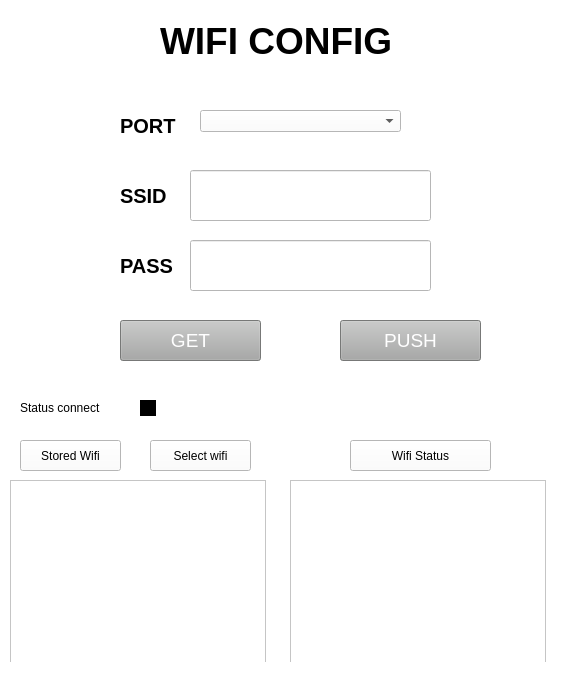
This is Gui/mainWindow.ui in thanggtrann12/Wifi_config as Qt 5 draws it before an edit. The edited form follows.
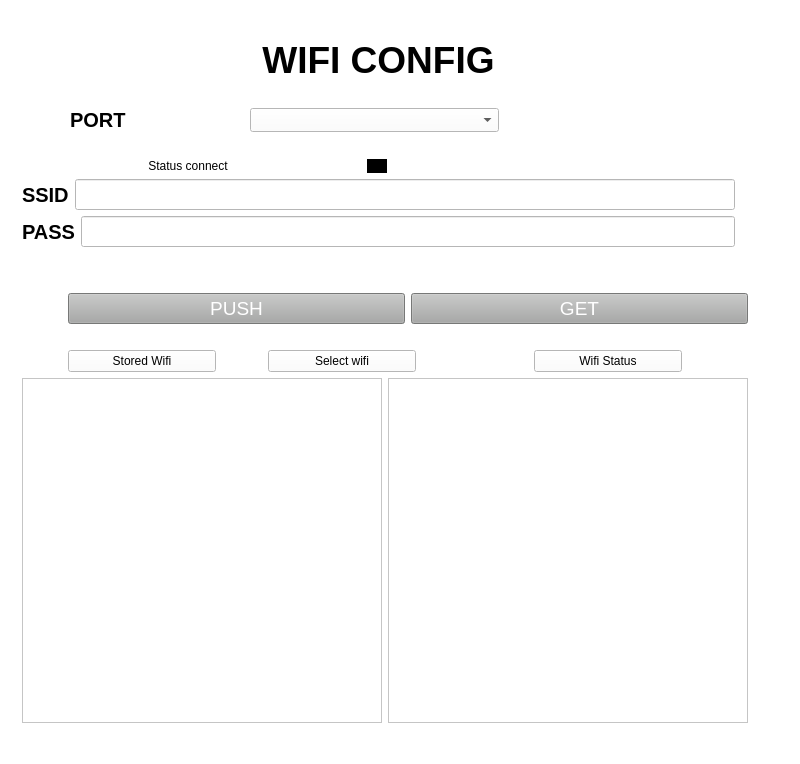
This is the edited form.

```diff
--- a/Gui/mainWindow.ui
+++ b/Gui/mainWindow.ui
@@ -6,10 +6,16 @@
    <rect>
     <x>0</x>
     <y>0</y>
-    <width>575</width>
-    <height>684</height>
+    <width>800</width>
+    <height>764</height>
    </rect>
   </property>
+  <property name="maximumSize">
+   <size>
+    <width>800</width>
+    <height>800</height>
+   </size>
+  </property>
   <property name="focusPolicy">
    <enum>Qt::TabFocus</enum>
   </property>
@@ -27,57 +33,43 @@
    <enum>Qt::ToolButtonTextOnly</enum>
   </property>
   <widget class="QWidget" name="centralwidget">
-   <widget class="QLineEdit" name="SSID">
-    <property name="geometry">
-     <rect>
-      <x>190</x>
-      <y>170</y>
-      <width>241</width>
-      <height>51</height>
-     </rect>
-    </property>
-    <property name="font">
-     <font>
-      <pointsize>14</pointsize>
-      <weight>50</weight>
-      <bold>false</bold>
-     </font>
-    </property>
-    <property name="styleSheet">
-     <string notr="true">font-size:14pt; color:rgb(0, 0, 0)</string>
-    </property>
-   </widget>
-   <widget class="QLabel" name="label_3">
-    <property name="geometry">
-     <rect>
-      <x>120</x>
-      <y>250</y>
-      <width>61</width>
-      <height>31</height>
-     </rect>
-    </property>
-    <property name="font">
-     <font>
-      <pointsize>15</pointsize>
-      <weight>75</weight>
-      <bold>true</bold>
-     </font>
-    </property>
-    <property name="styleSheet">
-     <string notr="true">font-size:15pt; color:rgb(0, 0, 0)</string>
-    </property>
-    <property name="text">
-     <string>PASS</string>
-    </property>
-   </widget>
+   <layout class="QGridLayout" name="gridLayout">
+    <item row="0" column="0" rowspan="2">
+     <layout class="QHBoxLayout" name="horizontalLayout_9">
+      <item>
+       <layout class="QVBoxLayout" name="verticalLayout">
+        <property name="sizeConstraint">
+         <enum>QLayout::SetMaximumSize</enum>
+        </property>
+        <property name="topMargin">
+         <number>10</number>
+        </property>
+        <property name="rightMargin">
+         <number>10</number>
+        </property>
+        <property name="bottomMargin">
+         <number>10</number>
+        </property>
+        <item>
+         <spacer name="horizontalSpacer">
+          <property name="orientation">
+           <enum>Qt::Horizontal</enum>
+          </property>
+          <property name="sizeHint" stdset="0">
+           <size>
+            <width>40</width>
+            <height>20</height>
+           </size>
+          </property>
+         </spacer>
+        </item>
+        <item>
    <widget class="QLabel" name="label">
-    <property name="geometry">
-     <rect>
-      <x>160</x>
-      <y>20</y>
-      <width>281</width>
-      <height>41</height>
-     </rect>
+          <property name="maximumSize">
+           <size>
+            <width>16777215</width>
+            <height>100</height>
+           </size>
     </property>
     <property name="font">
      <font>
@@ -98,86 +90,64 @@
     <property name="text">
      <string>WIFI CONFIG</string>
     </property>
-   </widget>
-   <widget class="QLineEdit" name="PASS">
-    <property name="geometry">
-     <rect>
-      <x>190</x>
-      <y>240</y>
-      <width>241</width>
-      <height>51</height>
-     </rect>
-    </property>
-    <property name="styleSheet">
-     <string notr="true">font-size:14pt; color:rgb(0, 0, 0)</string>
-    </property>
+          <property name="alignment">
+           <set>Qt::AlignCenter</set>
+          </property>
+         </widget>
+        </item>
+        <item>
+         <widget class="QLabel" name="label_25">
+          <property name="maximumSize">
+           <size>
+            <width>16777215</width>
+            <height>100</height>
+           </size>
+          </property>
     <property name="text">
      <string/>
     </property>
    </widget>
-   <widget class="QLabel" name="label_2">
-    <property name="geometry">
-     <rect>
-      <x>120</x>
-      <y>180</y>
-      <width>61</width>
-      <height>31</height>
-     </rect>
-    </property>
-    <property name="font">
-     <font>
-      <pointsize>15</pointsize>
-      <weight>75</weight>
-      <bold>true</bold>
-     </font>
-    </property>
-    <property name="styleSheet">
-     <string notr="true">font-size:15pt; color:rgb(0, 0, 0)</string>
-    </property>
-    <property name="text">
-     <string>SSID</string>
-    </property>
-   </widget>
-   <widget class="QPushButton" name="Getwifi">
-    <property name="geometry">
-     <rect>
-      <x>120</x>
-      <y>320</y>
-      <width>141</width>
-      <height>41</height>
-     </rect>
-    </property>
-    <property name="styleSheet">
-     <string notr="true">background-color: rgb(167, 168, 167); font-size:14pt; color:rgb(255, 255, 255)</string>
-    </property>
-    <property name="text">
-     <string>GET</string>
-    </property>
-   </widget>
-   <widget class="QPushButton" name="Pushwifi">
-    <property name="geometry">
-     <rect>
-      <x>340</x>
-      <y>320</y>
-      <width>141</width>
-      <height>41</height>
-     </rect>
-    </property>
-    <property name="styleSheet">
-     <string notr="true">background-color: rgb(167, 168, 167); font-size:14pt; color:rgb(255, 255, 255)</string>
-    </property>
+        </item>
+        <item>
+         <layout class="QHBoxLayout" name="horizontalLayout">
+          <property name="spacing">
+           <number>0</number>
+          </property>
+          <property name="sizeConstraint">
+           <enum>QLayout::SetNoConstraint</enum>
+          </property>
+          <property name="leftMargin">
+           <number>1</number>
+          </property>
+          <property name="topMargin">
+           <number>1</number>
+          </property>
+          <property name="rightMargin">
+           <number>1</number>
+          </property>
+          <property name="bottomMargin">
+           <number>1</number>
+          </property>
+          <item>
+           <widget class="QLabel" name="label_21">
+            <property name="maximumSize">
+             <size>
+              <width>60</width>
+              <height>16777215</height>
+             </size>
+            </property>
     <property name="text">
-     <string>PUSH</string>
-    </property>
-   </widget>
+             <string/>
+            </property>
+           </widget>
+          </item>
+          <item>
    <widget class="QLabel" name="label_4">
-    <property name="geometry">
-     <rect>
-      <x>120</x>
-      <y>110</y>
-      <width>61</width>
-      <height>31</height>
-     </rect>
+            <property name="maximumSize">
+             <size>
+              <width>60</width>
+              <height>30</height>
+             </size>
     </property>
     <property name="font">
      <font>
@@ -193,37 +163,83 @@
      <string>PORT</string>
     </property>
    </widget>
+          </item>
+          <item>
+           <widget class="QLabel" name="label_23">
+            <property name="maximumSize">
+             <size>
+              <width>120</width>
+              <height>16777215</height>
+             </size>
+            </property>
+            <property name="text">
+             <string/>
+            </property>
+           </widget>
+          </item>
+          <item>
    <widget class="QComboBox" name="Port">
-    <property name="geometry">
-     <rect>
-      <x>200</x>
-      <y>110</y>
-      <width>201</width>
-      <height>22</height>
-     </rect>
-    </property>
-   </widget>
+            <property name="maximumSize">
+             <size>
+              <width>16777214</width>
+              <height>30</height>
+             </size>
+            </property>
+           </widget>
+          </item>
+          <item>
+           <widget class="QLabel" name="label_22">
+            <property name="text">
+             <string/>
+            </property>
+           </widget>
+          </item>
+         </layout>
+        </item>
+        <item>
+         <widget class="QLabel" name="label_7">
+          <property name="maximumSize">
+           <size>
+            <width>1000</width>
+            <height>100</height>
+           </size>
+          </property>
+          <property name="lineWidth">
+           <number>0</number>
+          </property>
+          <property name="text">
+           <string/>
+          </property>
+         </widget>
+        </item>
+        <item>
+         <layout class="QHBoxLayout" name="horizontalLayout_6">
+          <property name="spacing">
+           <number>0</number>
+          </property>
+          <item>
    <widget class="QLabel" name="label_5">
-    <property name="geometry">
-     <rect>
-      <x>20</x>
-      <y>400</y>
-      <width>91</width>
-      <height>16</height>
-     </rect>
+            <property name="maximumSize">
+             <size>
+              <width>100</width>
+              <height>16777213</height>
+             </size>
     </property>
     <property name="text">
      <string>Status connect</string>
     </property>
-   </widget>
+            <property name="alignment">
+             <set>Qt::AlignCenter</set>
+            </property>
+           </widget>
+          </item>
+          <item>
    <widget class="QLabel" name="Connectled">
-    <property name="geometry">
-     <rect>
-      <x>140</x>
-      <y>400</y>
-      <width>16</width>
-      <height>16</height>
-     </rect>
+            <property name="maximumSize">
+             <size>
+              <width>20</width>
+              <height>20</height>
+             </size>
     </property>
     <property name="styleSheet">
      <string notr="true">background-color: rgb(0, 0, 0)</string>
@@ -232,78 +248,369 @@
      <string/>
     </property>
    </widget>
+          </item>
+          <item>
+           <widget class="QLabel" name="statusConnection">
+            <property name="maximumSize">
+             <size>
+              <width>100</width>
+              <height>16777215</height>
+             </size>
+            </property>
+            <property name="text">
+             <string/>
+            </property>
+           </widget>
+          </item>
+         </layout>
+        </item>
+        <item>
+         <layout class="QVBoxLayout" name="verticalLayout_2">
+          <item>
+           <layout class="QHBoxLayout" name="horizontalLayout_2">
+            <item>
+             <widget class="QLabel" name="label_17">
+              <property name="maximumSize">
+               <size>
+                <width>53</width>
+                <height>16777215</height>
+               </size>
+              </property>
+              <property name="text">
+               <string/>
+              </property>
+             </widget>
+            </item>
+            <item>
+             <widget class="QLabel" name="label_2">
+              <property name="font">
+               <font>
+                <pointsize>15</pointsize>
+                <weight>75</weight>
+                <bold>true</bold>
+               </font>
+              </property>
+              <property name="styleSheet">
+               <string notr="true">font-size:15pt; color:rgb(0, 0, 0)</string>
+              </property>
+              <property name="text">
+               <string>SSID</string>
+              </property>
+             </widget>
+            </item>
+            <item>
+             <widget class="QLineEdit" name="SSID">
+              <property name="font">
+               <font>
+                <pointsize>14</pointsize>
+                <weight>50</weight>
+                <bold>false</bold>
+               </font>
+              </property>
+              <property name="styleSheet">
+               <string notr="true">font-size:14pt; color:rgb(0, 0, 0)</string>
+              </property>
+             </widget>
+            </item>
+            <item>
+             <widget class="QLabel" name="label_20">
+              <property name="text">
+               <string/>
+              </property>
+             </widget>
+            </item>
+           </layout>
+          </item>
+          <item>
+           <layout class="QHBoxLayout" name="horizontalLayout_3">
+            <item>
+             <widget class="QLabel" name="label_18">
+              <property name="maximumSize">
+               <size>
+                <width>60</width>
+                <height>16777215</height>
+               </size>
+              </property>
+              <property name="text">
+               <string/>
+              </property>
+             </widget>
+            </item>
+            <item>
+             <widget class="QLabel" name="label_3">
+              <property name="font">
+               <font>
+                <pointsize>15</pointsize>
+                <weight>75</weight>
+                <bold>true</bold>
+               </font>
+              </property>
+              <property name="styleSheet">
+               <string notr="true">font-size:15pt; color:rgb(0, 0, 0)</string>
+              </property>
+              <property name="text">
+               <string>PASS</string>
+              </property>
+             </widget>
+            </item>
+            <item>
+             <widget class="QLineEdit" name="PASS">
+              <property name="styleSheet">
+               <string notr="true">font-size:14pt; color:rgb(0, 0, 0)</string>
+              </property>
+              <property name="text">
+               <string/>
+              </property>
+             </widget>
+            </item>
+            <item>
+             <widget class="QLabel" name="label_19">
+              <property name="text">
+               <string/>
+              </property>
+             </widget>
+            </item>
+           </layout>
+          </item>
+         </layout>
+        </item>
+        <item>
+         <widget class="QLabel" name="label_11">
+          <property name="text">
+           <string/>
+          </property>
+         </widget>
+        </item>
+        <item>
+         <widget class="QLabel" name="label_10">
+          <property name="text">
+           <string/>
+          </property>
+         </widget>
+        </item>
+        <item>
+         <layout class="QHBoxLayout" name="horizontalLayout_4">
+          <item>
+           <widget class="QLabel" name="label_6">
+            <property name="maximumSize">
+             <size>
+              <width>53</width>
+              <height>16777215</height>
+             </size>
+            </property>
+            <property name="text">
+             <string/>
+            </property>
+           </widget>
+          </item>
+          <item>
+           <widget class="QPushButton" name="Pushwifi">
+            <property name="maximumSize">
+             <size>
+              <width>500</width>
+              <height>16777215</height>
+             </size>
+            </property>
+            <property name="layoutDirection">
+             <enum>Qt::LeftToRight</enum>
+            </property>
+            <property name="styleSheet">
+             <string notr="true">background-color: rgb(167, 168, 167); font-size:14pt; color:rgb(255, 255, 255)</string>
+            </property>
+            <property name="text">
+             <string>PUSH</string>
+            </property>
+           </widget>
+          </item>
+          <item>
+           <widget class="QPushButton" name="Getwifi">
+            <property name="maximumSize">
+             <size>
+              <width>500</width>
+              <height>16777215</height>
+             </size>
+            </property>
+            <property name="styleSheet">
+             <string notr="true">background-color: rgb(167, 168, 167); font-size:14pt; color:rgb(255, 255, 255)</string>
+            </property>
+            <property name="text">
+             <string>GET</string>
+            </property>
+           </widget>
+          </item>
+         </layout>
+        </item>
+        <item>
+         <widget class="QLabel" name="label_12">
+          <property name="text">
+           <string/>
+          </property>
+         </widget>
+        </item>
+        <item>
+         <layout class="QHBoxLayout" name="horizontalLayout_7">
+          <item>
+           <widget class="QLabel" name="label_13">
+            <property name="maximumSize">
+             <size>
+              <width>53</width>
+              <height>16777215</height>
+             </size>
+            </property>
+            <property name="text">
+             <string/>
+            </property>
+           </widget>
+          </item>
+          <item>
    <widget class="QPushButton" name="Storedwifi">
-    <property name="geometry">
-     <rect>
-      <x>20</x>
-      <y>440</y>
-      <width>101</width>
-      <height>31</height>
-     </rect>
+            <property name="maximumSize">
+             <size>
+              <width>300</width>
+              <height>16777215</height>
+             </size>
     </property>
     <property name="text">
      <string>Stored Wifi</string>
     </property>
    </widget>
-   <widget class="QLabel" name="statusConnection">
-    <property name="geometry">
-     <rect>
-      <x>200</x>
-      <y>400</y>
-      <width>81</width>
-      <height>16</height>
-     </rect>
+          </item>
+          <item>
+           <widget class="QLabel" name="label_14">
+            <property name="maximumSize">
+             <size>
+              <width>40</width>
+              <height>16777215</height>
+             </size>
     </property>
     <property name="text">
      <string/>
     </property>
    </widget>
-   <widget class="QListWidget" name="stored">
-    <property name="geometry">
-     <rect>
-      <x>10</x>
-      <y>480</y>
-      <width>256</width>
-      <height>192</height>
-     </rect>
-    </property>
-   </widget>
+          </item>
+          <item>
+           <widget class="QPushButton" name="selectwifi">
+            <property name="maximumSize">
+             <size>
+              <width>300</width>
+              <height>16777215</height>
+             </size>
+            </property>
+            <property name="text">
+             <string>Select wifi</string>
+            </property>
+           </widget>
+          </item>
+          <item>
+           <widget class="QLabel" name="label_16">
+            <property name="maximumSize">
+             <size>
+              <width>20</width>
+              <height>16777215</height>
+             </size>
+            </property>
+            <property name="text">
+             <string/>
+            </property>
+           </widget>
+          </item>
+          <item>
+           <widget class="QLabel" name="label_8">
+            <property name="maximumSize">
+             <size>
+              <width>80</width>
+              <height>16777215</height>
+             </size>
+            </property>
+            <property name="text">
+             <string/>
+            </property>
+           </widget>
+          </item>
+          <item>
    <widget class="QPushButton" name="Getstatuswifi">
-    <property name="geometry">
-     <rect>
-      <x>350</x>
-      <y>440</y>
-      <width>141</width>
-      <height>31</height>
-     </rect>
-    </property>
     <property name="text">
      <string>Wifi Status</string>
     </property>
    </widget>
+          </item>
+          <item>
+           <widget class="QLabel" name="label_9">
+            <property name="maximumSize">
+             <size>
+              <width>60</width>
+              <height>16777215</height>
+             </size>
+            </property>
+            <property name="text">
+             <string/>
+            </property>
+           </widget>
+          </item>
+         </layout>
+        </item>
+        <item>
+         <layout class="QHBoxLayout" name="horizontalLayout_8">
+          <item>
+           <widget class="QLabel" name="label_15">
+            <property name="maximumSize">
+             <size>
+              <width>16777200</width>
+              <height>16777215</height>
+             </size>
+            </property>
+            <property name="text">
+             <string/>
+            </property>
+           </widget>
+          </item>
+          <item>
+           <widget class="QListWidget" name="stored">
+            <property name="maximumSize">
+             <size>
+              <width>1000</width>
+              <height>16777215</height>
+             </size>
+            </property>
+           </widget>
+          </item>
+          <item>
    <widget class="QListWidget" name="Wifistatus">
-    <property name="geometry">
-     <rect>
-      <x>290</x>
-      <y>480</y>
-      <width>256</width>
-      <height>192</height>
-     </rect>
-    </property>
-   </widget>
-   <widget class="QPushButton" name="selectwifi">
-    <property name="geometry">
-     <rect>
-      <x>150</x>
-      <y>440</y>
-      <width>101</width>
-      <height>31</height>
-     </rect>
-    </property>
+            <property name="maximumSize">
+             <size>
+              <width>5000</width>
+              <height>16777215</height>
+             </size>
+            </property>
+           </widget>
+          </item>
+         </layout>
+        </item>
+       </layout>
+      </item>
+      <item>
+       <spacer name="verticalSpacer">
+        <property name="orientation">
+         <enum>Qt::Vertical</enum>
+        </property>
+        <property name="sizeHint" stdset="0">
+         <size>
+          <width>20</width>
+          <height>40</height>
+         </size>
+        </property>
+       </spacer>
+      </item>
+     </layout>
+    </item>
+    <item row="0" column="2">
+     <widget class="QLabel" name="label_24">
     <property name="text">
-     <string>Select wifi</string>
-    </property>
-   </widget>
+       <string/>
+      </property>
+     </widget>
+    </item>
+   </layout>
   </widget>
   <widget class="QStatusBar" name="statusbar"/>
  </widget>
```
Lines whose indentation alone changed are shown as unchanged.
